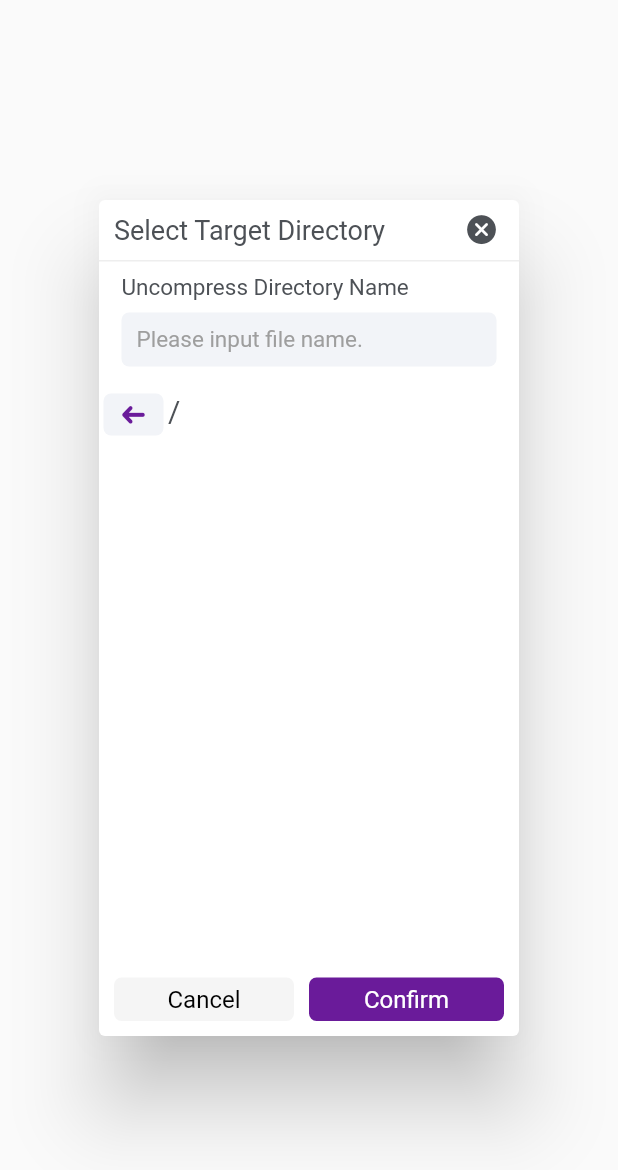
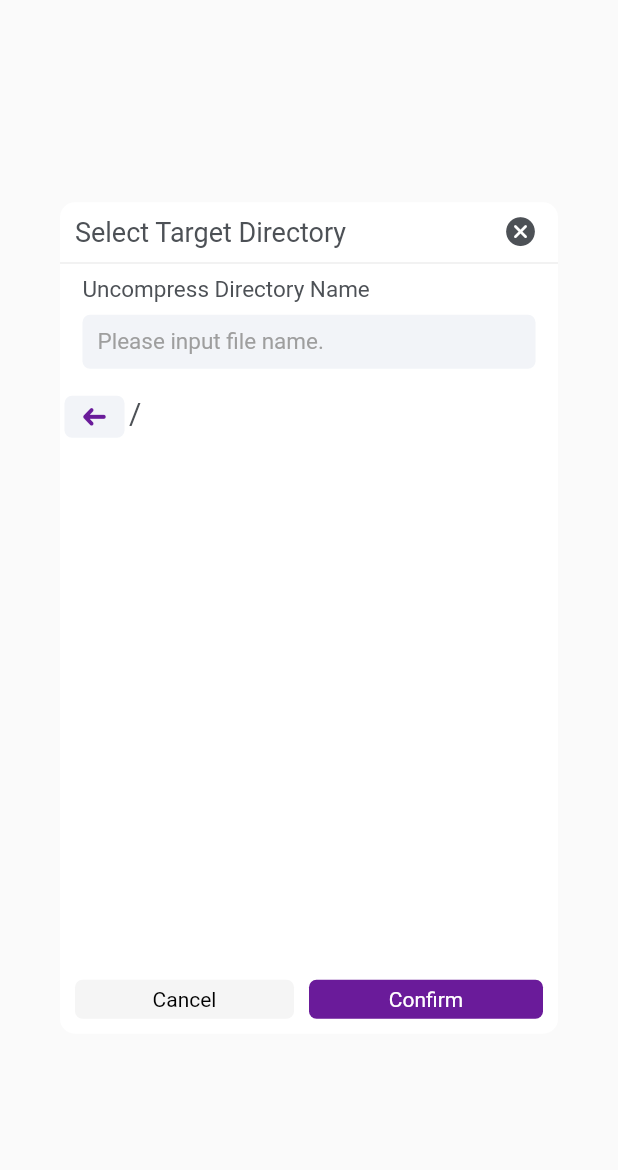
Before and after one commit to zhongxuqi/compressor, a Flutter app: the PathSelectDialog widget shown alone on an empty page, opened directly with empty values, on a phone screen of 412 x 824 dp. Shown: the top 1170 px of the screen. Run offline on Flutter 3.47's test engine with Material 2 defaults, Android fonts, the phone set to English and light mode, and no system bars; our stand-ins replace fluttertoast, native_pdf_renderer, permission_handler, photo_view, share, shared_preferences and 2 more; missing offline and left inert: lpinyin, receive_sharing_intent; accounts and stored records are empty.

Commit message:
add file extract single and all

```diff
--- a/lib/components/file_detail_archive.dart
+++ b/lib/components/file_detail_archive.dart
@@ -197,7 +197,9 @@ class _FileDetailArchiveState extends State<FileDetailArchive> {
                     defaultDirName = widget.fileData.name;
                   }
                   selectPath(context: context, callback: (p) async {
+                    showLoadingDialog(context, AppLocalizations.of(context).getLanguageText('uncompressing'), barrierDismissible: true);
                     final extractRes = await extractAll(widget.archiveType, widget.fileData.uri, password, await fileUtils.getTargetPath(p));
+                    Navigator.of(context).pop();
                     if (extractRes.errCode.isNotEmpty) {
                       if (extractRes.errCode == 'wrong_password') {
                         Navigator.of(context).pop();
@@ -226,11 +228,9 @@ class _FileDetailArchiveState extends State<FileDetailArchive> {
               Container(
                 padding: EdgeInsets.only(top: 0, left: 15, right: 15),
                 child: FormTextInput(
-                  keyName: AppLocalizations.of(context)
-                      .getLanguageText('archive_password'),
+                  keyName: AppLocalizations.of(context).getLanguageText('archive_password'),
                   value: password,
-                  hintText: AppLocalizations.of(context)
-                      .getLanguageText('input_password_hint'),
+                  hintText: AppLocalizations.of(context).getLanguageText('input_password_hint'),
                   maxLines: 1,
                   onChange: (value) {
                     password = value;
@@ -253,8 +253,7 @@ class _FileDetailArchiveState extends State<FileDetailArchive> {
                             BorderRadius.all(Radius.circular(5.0)),
                           ),
                           child: Text(
-                            AppLocalizations.of(context)
-                                .getLanguageText('confirm'),
+                            AppLocalizations.of(context).getLanguageText('confirm'),
                             style: TextStyle(
                               color: Colors.white,
                             ),
--- a/lib/components/path_select_dialog.dart
+++ b/lib/components/path_select_dialog.dart
@@ -58,8 +58,18 @@ class _PathSelectDialogState extends State<PathSelectDialog> {
 
   @override
   Widget build(BuildContext context) {
-    return SimpleDialog(
-      contentPadding: EdgeInsets.only(bottom: 10),
+    return Dialog(
+      backgroundColor: ColorUtils.transparent,
+      elevation: 0,
+      child: Center(
+        child: Container(
+          padding: EdgeInsets.only(bottom: 10),
+          decoration: BoxDecoration(
+            color: ColorUtils.white,
+            borderRadius: BorderRadius.all(Radius.circular(10.0))
+          ),
+          child: Column(
+            mainAxisSize: MainAxisSize.min,
             children: <Widget>[
               Container(
                 padding: EdgeInsets.symmetric(vertical: 0, horizontal: 0),
@@ -210,6 +220,9 @@ class _PathSelectDialogState extends State<PathSelectDialog> {
                 ),
               ),
             ],
+          ),
+        ),
+      ),
     );
   }
 }
--- a/lib/localization/localization.dart
+++ b/lib/localization/localization.dart
@@ -292,6 +292,10 @@ class AppLocalizations {
       'en': 'Save',
       'zh': '保存',
     },
+    'uncompressing': {
+      'en': 'Uncompressing',
+      'zh': '解压中',
+    },
   };
 
   String getLanguageText(String textID) {
```
Also changed, not shown: 3 other files. Lines whose indentation alone changed are shown as unchanged.
